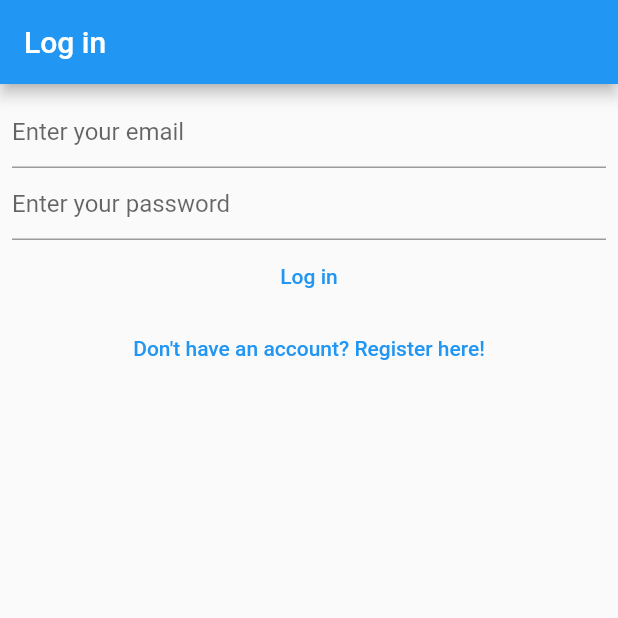
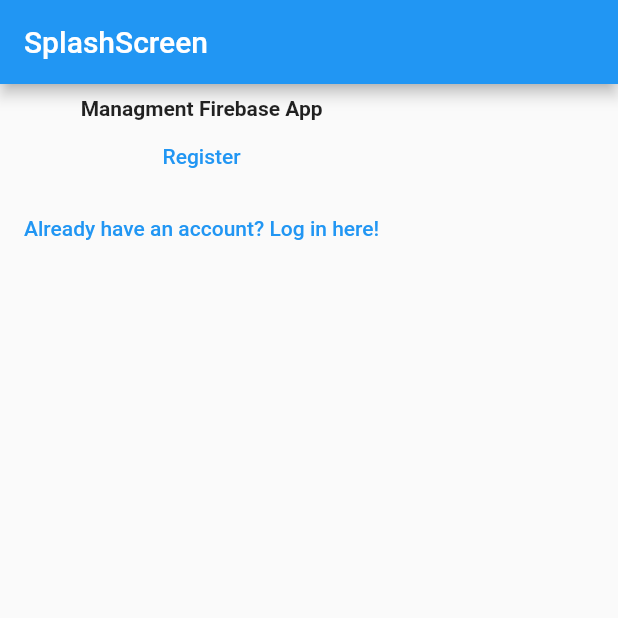
Before and after one commit to Ammar-Ishfaq/FlutterManagmentFirebase, a Flutter app: the screen it shows after launch, on a phone screen of 412 x 824 dp, the top half of it. Run offline on Flutter 3.47's test engine with Material 2 defaults, Android fonts, the phone set to English and light mode, and no system bars; our stand-ins replace bloc, firebase_auth, firebase_core, firebase_storage, flutter_bloc, flutter_hooks and 1 more; accounts and stored records are empty.

Commit message:
splash screen setting up

```diff
--- a/lib/bloc/app_bloc.dart
+++ b/lib/bloc/app_bloc.dart
@@ -5,6 +5,7 @@
 import 'package:firebase_storage/firebase_storage.dart';
 import 'package:flutter_template_login_firebase2_bloc/auth/auth_error.dart';
 import 'package:flutter_template_login_firebase2_bloc/utils/upload_image.dart';
+import 'package:flutter_template_login_firebase2_bloc/views/splash_view.dart';
 import 'package:meta/meta.dart';
 
 part 'app_event.dart';
@@ -12,6 +13,14 @@
 
 class AppBloc extends Bloc<AppEvent, AppState> {
   AppBloc() : super(AppStateLoggedOut(isLoading: false)) {
+    on<AppEventSplash>(
+      (event, emit) {
+        emit(
+          AppStateSplashView(isLoading: false),
+        );
+      },
+    );
+
     on<AppEventGoToRegistration>(
       (event, emit) {
         emit(
@@ -97,22 +106,24 @@
 
     on<AppEventInitialize>(
       (event, emit) async {
-        final user = FirebaseAuth.instance.currentUser;
-        if (user == null) {
-          emit(
-            AppStateLoggedOut(isLoading: false),
-          );
-        } else {
-          // go grab user's uploaded images
-          final images = await _getImages(user.uid);
-          emit(
-            AppStateLoggedIn(
-              user: user,
-              images: images,
-              isLoading: false,
-            ),
-          );
-        }
+        emit(AppStateSplashView(isLoading: false));
+
+        // final user = FirebaseAuth.instance.currentUser;
+        // if (user == null) {
+        //   emit(
+        //     AppStateLoggedOut(isLoading: false),
+        //   );
+        // } else {
+        //   // go grab user's uploaded images
+        //   final images = await _getImages(user.uid);
+        //   emit(
+        //     AppStateLoggedIn(
+        //       user: user,
+        //       images: images,
+        //       isLoading: false,
+        //     ),
+        //   );
+        // }
       },
     );
 
--- a/lib/bloc/app_event.dart
+++ b/lib/bloc/app_event.dart
@@ -58,3 +58,7 @@
     required this.password,
   });
 }
+
+class AppEventSplash implements AppEvent {
+  const AppEventSplash();
+}
--- a/lib/bloc/app_state.dart
+++ b/lib/bloc/app_state.dart
@@ -60,6 +60,21 @@
 }
 
 @immutable
+class AppStateSplashView extends AppState {
+  AppStateSplashView({
+    required bool isLoading,
+    AuthError? authError,
+  }) : super(
+          isLoading: isLoading,
+          authError: authError,
+        );
+
+  @override
+  String toString() =>
+      'AppStateLoggedOut, isLoading = $isLoading, authError = $authError';
+}
+
+@immutable
 class AppStateIsInRegistrationView extends AppState {
   AppStateIsInRegistrationView({
     required bool isLoading,
--- a/lib/views/app.dart
+++ b/lib/views/app.dart
@@ -6,6 +6,7 @@
 import 'package:flutter_template_login_firebase2_bloc/views/login_view.dart';
 import 'package:flutter_template_login_firebase2_bloc/views/photo_gallery_view.dart';
 import 'package:flutter_template_login_firebase2_bloc/views/register_view.dart';
+import 'package:flutter_template_login_firebase2_bloc/views/splash_view.dart';
 
 class App extends StatelessWidget {
   const App({Key? key}) : super(key: key);
@@ -44,7 +45,9 @@
             }
           },
           builder: (context, appState) {
-            if (appState is AppStateLoggedOut) {
+            if (appState is AppStateSplashView) {
+              return const SplashView();
+            } else if (appState is AppStateLoggedOut) {
               return const LoginView();
             } else if (appState is AppStateLoggedIn) {
               return const PhotoGalleryView();
--- /dev/null
+++ b/lib/views/splash_view.dart
@@ -0,0 +1,48 @@
+import 'package:flutter/material.dart';
+import 'package:flutter_bloc/flutter_bloc.dart';
+import 'package:flutter_hooks/flutter_hooks.dart';
+import 'package:flutter_template_login_firebase2_bloc/bloc/app_bloc.dart';
+import 'package:flutter_template_login_firebase2_bloc/extensions/if_debugging.dart';
+
+class SplashView extends HookWidget {
+  const SplashView({Key? key}) : super(key: key);
+
+  @override
+  Widget build(BuildContext context) {
+    return Scaffold(
+      appBar: AppBar(
+        title: const Text('SplashScreen'),
+      ),
+      body: Padding(
+        padding: const EdgeInsets.all(8.0),
+        child: Column(
+          children: [
+            const Text(
+              'Managment Firebase App',
+              textAlign: TextAlign.center,
+              overflow: TextOverflow.ellipsis,
+              style: const TextStyle(fontWeight: FontWeight.bold),
+            ),
+            TextButton(
+              onPressed: () {
+                context.read<AppBloc>().add(
+                      AppEventRegister(
+                        email: email,
+                        password: password,
+                      ),
+                    );
+              },
+              child: const Text('Register'),
+            ),
+            TextButton(
+              onPressed: () {
+                context.read<AppBloc>().add(const AppEventGoToLogin());
+              },
+              child: const Text('Already have an account? Log in here!'),
+            ),
+          ],
+        ),
+      ),
+    );
+  }
+}
```
